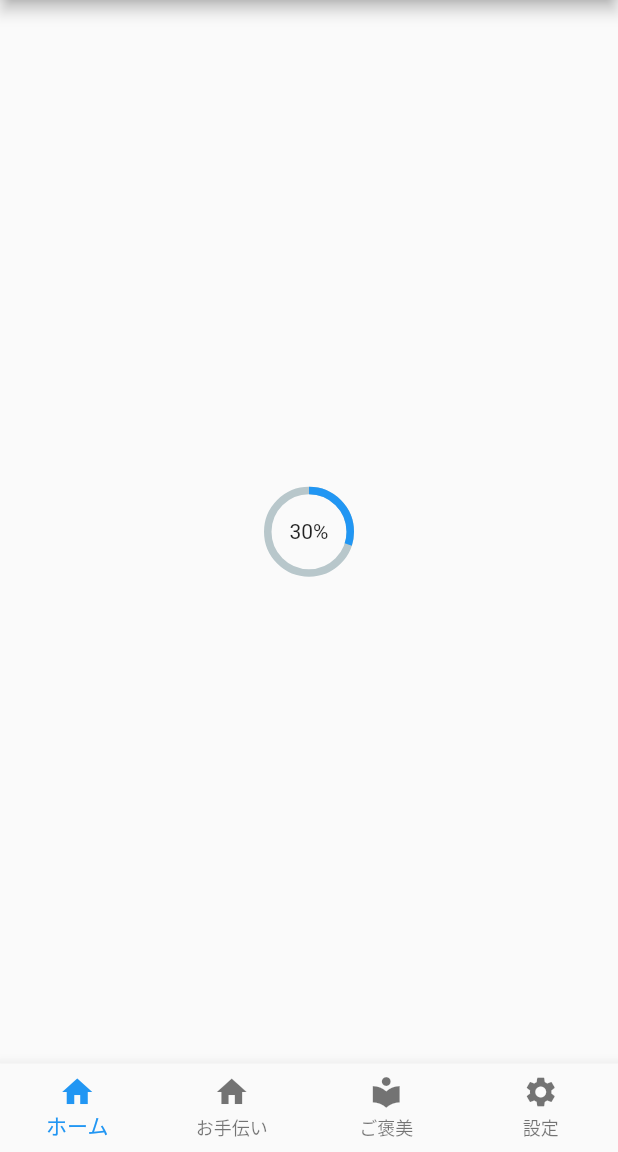
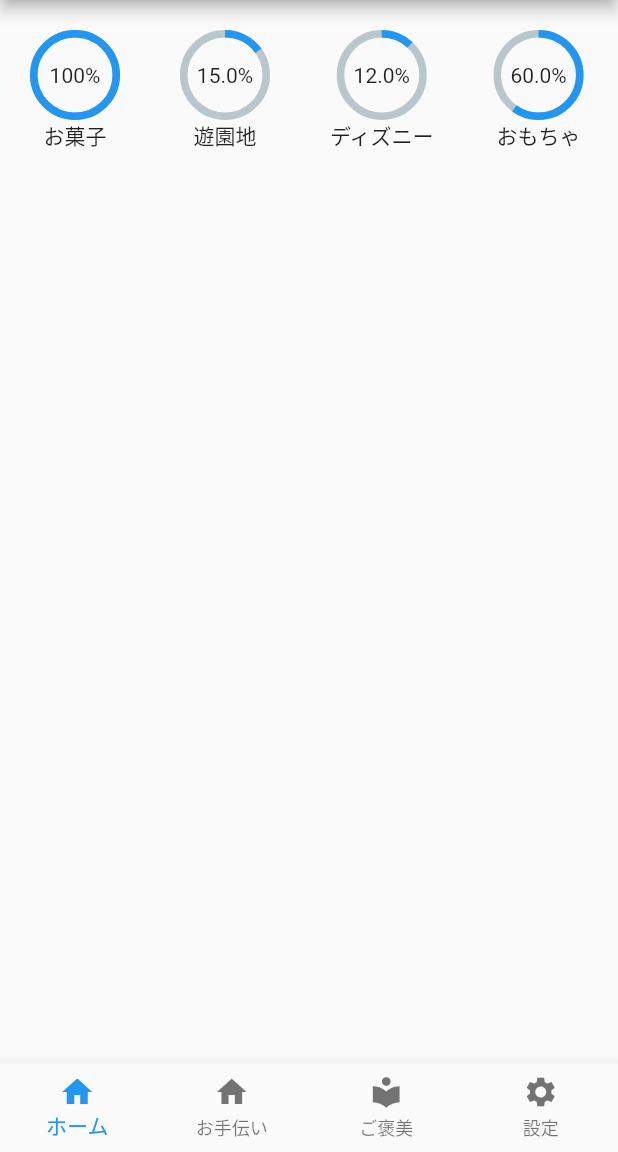
Before and after one commit to kazumaz/dama_app, a Flutter app: the screen it shows after launch, on a phone screen of 412 x 824 dp, the part 84-1236 px from its top. Run offline on Flutter 3.47's test engine with Material 2 defaults, Android fonts, the phone set to English and light mode, and no system bars; drawn by our look-alikes of percent_indicator.

Commit message:
rewardのパーセント表示をいちらん表示可能にする。

```diff
--- a/lib/view/HomePage.dart
+++ b/lib/view/HomePage.dart
@@ -1,18 +1,61 @@
 import 'package:flutter/material.dart';
 import 'package:percent_indicator/percent_indicator.dart';
+import 'package:dama_app/model/RewardModel.dart';
 
 class HomePage extends StatelessWidget {
+  List<Reward> list = [
+    Reward(key: 1, name: "お菓子", point: 3),
+    Reward(key: 2, name: "遊園地", point: 40),
+    Reward(key: 3, name: "ディズニー", point: 50),
+    Reward(key: 4, name: "おもちゃ", point: 10),
+  ];
+
   @override
   Widget build(BuildContext context) {
-    return Scaffold(body: Center(child:
-    CircularPercentIndicator(
+    return Scaffold(body: rewardAchievedList(list, 6));
+  }
+}
+
+Widget rewardAchievedList(List<Reward> rewardList, int totalpoint) {
+  return ListView.builder(
+      itemBuilder: (BuildContext context, int index) {
+        return Padding(
+            padding: EdgeInsets.all(20.0),
+            child: Column(
+              children: <Widget>[
+                CircularPercentIndicator(
                   radius: 60.0,
                   lineWidth: 5.0,
-                  percent: 0.3,
-                  center: Text("30%"),
+                  percent: calculateRewardAchievesPercentage(
+                      totalpoint, rewardList[index].point),
+                  center: Text(calculateRewardAchievesPercentageString(
+                          totalpoint, rewardList[index].point) +
+                      "%"),
                   progressColor: Colors.blue,
-                ))
+                ),
+                Text(rewardList[index].name)
+              ],
+            ));
+      },
+      itemCount: rewardList.length,
+      scrollDirection: Axis.horizontal);
+}
 
-    );
+double calculateRewardAchievesPercentage(int rewardPoint, int totalPoint) {
+  double result = rewardPoint.toDouble() / totalPoint.toDouble();
+  if (result >= 1.0) {
+    return 1.0;
+  } else {
+    return result;
   }
 }
+
+String calculateRewardAchievesPercentageString(
+    int rewardPoint, int totalPoint) {
+  double result = ((rewardPoint.toDouble() / totalPoint.toDouble()) * 100);
+  if (result >= 100) {
+    return 100.toString();
+  } else {
+    return result.toString();
+  }
+}
```
Also changed, not shown: lib/parts/RewardPercentIndicater.dart (added).
